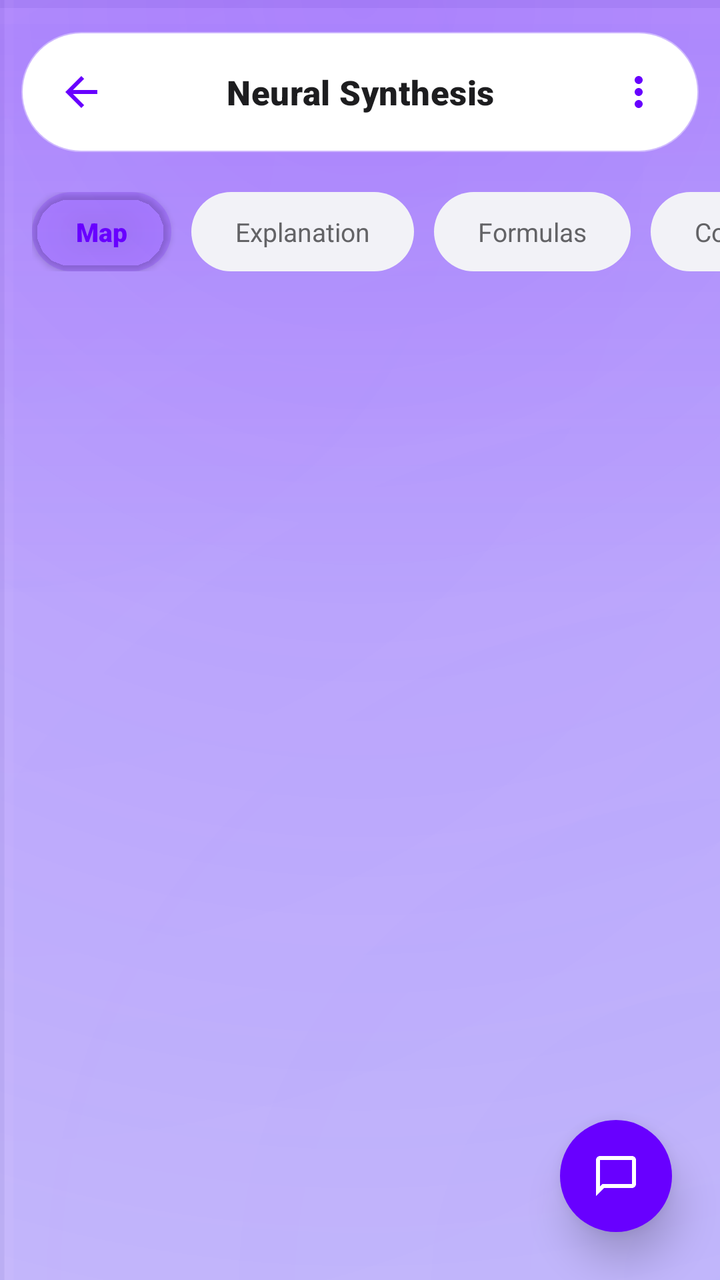
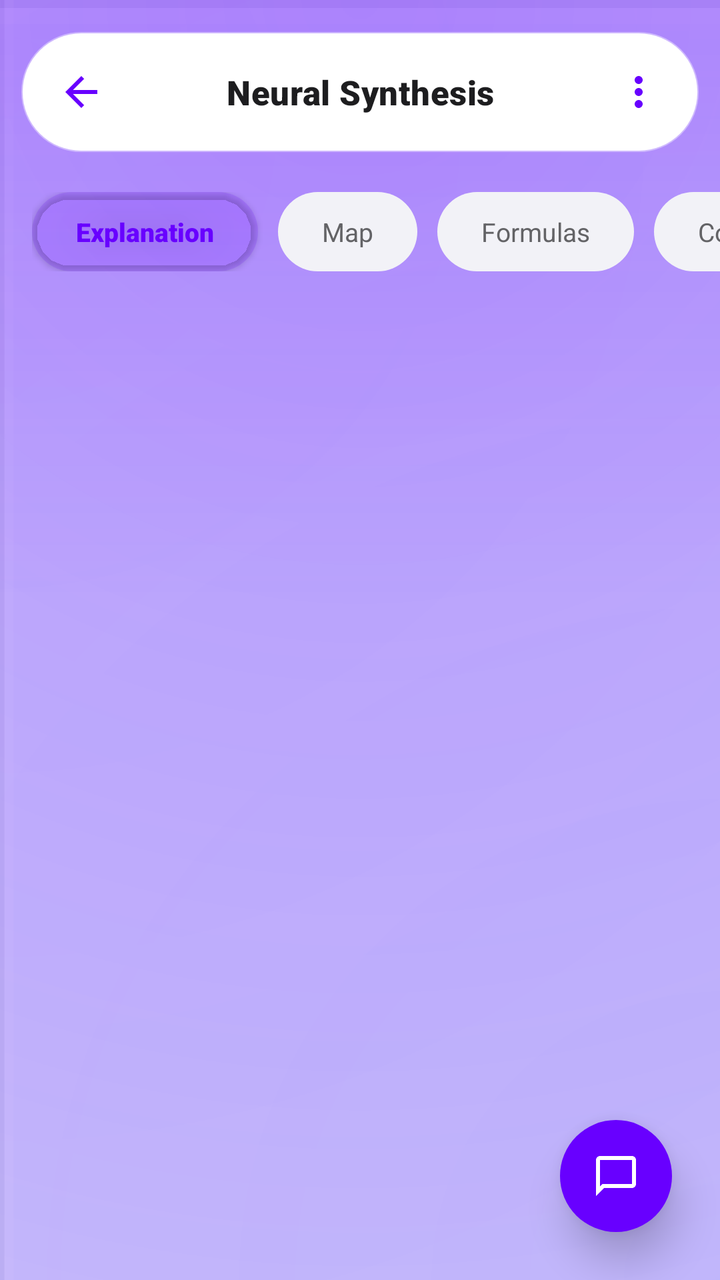

Screens rendered from an Android XML layout before and after an edit, with the pre-edit source and the edit as a unified diff.
<!-- AndroidManifest.xml: application theme Theme.Zzzz -->
<!-- res/layout/activity_content.xml -->
<?xml version="1.0" encoding="utf-8"?>
<androidx.constraintlayout.widget.ConstraintLayout xmlns:android="http://schemas.android.com/apk/res/android"
    xmlns:app="http://schemas.android.com/apk/res-auto"
    android:id="@+id/contentRoot"
    android:layout_width="match_parent"
    android:layout_height="match_parent"
    android:background="@drawable/main_bg_professional">

    
    <View
        android:id="@+id/topFadeView"
        android:layout_width="match_parent"
        android:layout_height="300dp"
        android:background="@drawable/bg_top_faded_theme"
        app:layout_constraintTop_toTopOf="parent" />

    
    <FrameLayout
        android:id="@+id/topBar"
        android:layout_width="0dp"
        android:layout_height="60dp"
        android:layout_marginTop="16dp"
        android:background="@drawable/bg_dynamic_island_perfect"
        android:elevation="8dp"
        app:layout_constraintEnd_toEndOf="parent"
        app:layout_constraintStart_toStartOf="parent"
        app:layout_constraintTop_toTopOf="parent"
        app:layout_constraintWidth_percent="0.94">

        <androidx.constraintlayout.widget.ConstraintLayout
            android:layout_width="match_parent"
            android:layout_height="match_parent">

            <ImageButton
                android:id="@+id/btnBack"
                android:layout_width="44dp"
                android:layout_height="44dp"
                android:layout_marginStart="8dp"
                android:background="?attr/selectableItemBackgroundBorderless"
                android:padding="10dp"
                android:src="@drawable/ic_back_arrow"
                app:layout_constraintBottom_toBottomOf="parent"
                app:layout_constraintStart_toStartOf="parent"
                app:layout_constraintTop_toTopOf="parent"
                app:tint="@color/brand_purple"
                android:contentDescription="Back" />

            <TextView
                android:id="@+id/tvContentTitle"
                android:layout_width="0dp"
                android:layout_height="wrap_content"
                android:layout_marginHorizontal="8dp"
                android:text="Neural Synthesis"
                android:textColor="@color/text_main"
                android:textSize="17sp"
                android:fontFamily="sans-serif-black"
                android:letterSpacing="0.01"
                android:maxLines="1"
                android:ellipsize="end"
                android:gravity="center"
                app:layout_constraintBottom_toBottomOf="parent"
                app:layout_constraintEnd_toStartOf="@+id/btnOverflow"
                app:layout_constraintStart_toEndOf="@id/btnBack"
                app:layout_constraintTop_toTopOf="parent" />

            <ImageButton
                android:id="@+id/btnOverflow"
                android:layout_width="44dp"
                android:layout_height="44dp"
                android:layout_marginEnd="8dp"
                android:background="?attr/selectableItemBackgroundBorderless"
                android:padding="10dp"
                android:src="@drawable/ic_overflow"
                app:layout_constraintBottom_toBottomOf="parent"
                app:layout_constraintEnd_toEndOf="parent"
                app:layout_constraintTop_toTopOf="parent"
                app:tint="@color/brand_purple"
                android:contentDescription="@string/more_options" />

        </androidx.constraintlayout.widget.ConstraintLayout>
    </FrameLayout>

    
    <HorizontalScrollView
        android:id="@+id/navScrollView"
        android:layout_width="match_parent"
        android:layout_height="wrap_content"
        android:layout_marginTop="20dp"
        android:paddingHorizontal="16dp"
        android:scrollbars="none"
        android:clipToPadding="false"
        app:layout_constraintTop_toBottomOf="@id/topBar">

        <LinearLayout
            android:id="@+id/tabContainer"
            android:layout_width="wrap_content"
            android:layout_height="wrap_content"
            android:orientation="horizontal"
            android:paddingBottom="12dp">

            <TextView
                android:id="@+id/tab0"
                android:layout_width="wrap_content"
                android:layout_height="wrap_content"
                android:background="@drawable/bg_pill_purple"
                android:backgroundTint="@color/brand_purple_alpha15"
                android:paddingHorizontal="22dp"
                android:paddingVertical="11dp"
                android:text="Map"
                android:textColor="@color/brand_purple"
                android:fontFamily="sans-serif-black"
                android:textSize="13sp"
                android:layout_marginEnd="10dp"
                android:clickable="true"
                android:focusable="true"
                android:elevation="2dp"/>

            <TextView
                android:id="@+id/tab1"
                android:layout_width="wrap_content"
                android:layout_height="wrap_content"
                android:background="@drawable/bg_pill_purple"
                android:backgroundTint="@color/surface_input"
                android:paddingHorizontal="22dp"
                android:paddingVertical="11dp"
                android:text="Explanation"
                android:textColor="@color/text_sub"
                android:fontFamily="sans-serif-bold"
                android:textSize="13sp"
                android:layout_marginEnd="10dp"
                android:clickable="true"
                android:focusable="true"/>

            <TextView
                android:id="@+id/tab2"
                android:layout_width="wrap_content"
                android:layout_height="wrap_content"
                android:background="@drawable/bg_pill_purple"
                android:backgroundTint="@color/surface_input"
                android:paddingHorizontal="22dp"
                android:paddingVertical="11dp"
                android:text="Formulas"
                android:textColor="@color/text_sub"
                android:fontFamily="sans-serif-bold"
                android:textSize="13sp"
                android:layout_marginEnd="10dp"
                android:clickable="true"
                android:focusable="true"/>

            <TextView
                android:id="@+id/tab3"
                android:layout_width="wrap_content"
                android:layout_height="wrap_content"
                android:background="@drawable/bg_pill_purple"
                android:backgroundTint="@color/surface_input"
                android:paddingHorizontal="22dp"
                android:paddingVertical="11dp"
                android:text="Code"
                android:textColor="@color/text_sub"
                android:fontFamily="sans-serif-bold"
                android:textSize="13sp"
                android:layout_marginEnd="10dp"
                android:clickable="true"
                android:focusable="true"/>

            <TextView
                android:id="@+id/tab4"
                android:layout_width="wrap_content"
                android:layout_height="wrap_content"
                android:background="@drawable/bg_pill_purple"
                android:backgroundTint="@color/surface_input"
                android:paddingHorizontal="22dp"
                android:paddingVertical="11dp"
                android:text="Charts"
                android:textColor="@color/text_sub"
                android:fontFamily="sans-serif-bold"
                android:textSize="13sp"
                android:clickable="true"
                android:focusable="true"/>

        </LinearLayout>
    </HorizontalScrollView>

    
    <androidx.fragment.app.FragmentContainerView
        android:id="@+id/fragmentContainer"
        android:layout_width="match_parent"
        android:layout_height="0dp"
        android:layout_marginTop="8dp"
        android:layout_marginBottom="16dp"
        app:layout_constraintBottom_toBottomOf="parent"
        app:layout_constraintTop_toBottomOf="@id/navScrollView" />

    
    <com.google.android.material.floatingactionbutton.FloatingActionButton
        android:id="@+id/fabChat"
        android:layout_width="wrap_content"
        android:layout_height="wrap_content"
        android:layout_margin="24dp"
        android:contentDescription="Chat"
        app:srcCompat="@drawable/ic_chat_bubble"
        app:tint="@color/text_on_brand"
        app:backgroundTint="@color/brand_purple"
        app:layout_constraintBottom_toBottomOf="parent"
        app:layout_constraintEnd_toEndOf="parent"
        app:shapeAppearanceOverlay="@style/ChatFabShape"
        app:elevation="12dp" />

</androidx.constraintlayout.widget.ConstraintLayout>
<!-- resources referenced by this layout -->
<resources>
  <color name="brand_purple">#6800FF</color>
  <color name="brand_purple_alpha15">#266800FF</color>
  <color name="surface_input">#F2F2F7</color>
  <color name="text_main">#1D1D1F</color>
  <color name="text_on_brand">#FFFFFF</color>
  <color name="text_sub">#636366</color>
  <!-- drawable bg_dynamic_island_perfect (drawable) -->
  <?xml version="1.0" encoding="utf-8"?>
  <shape xmlns:android="http://schemas.android.com/apk/res/android">
      <solid android:color="@color/island_bg" />
      <corners android:radius="30dp" />
      <stroke
          android:width="1.2dp"
          android:color="@color/glass_stroke" />
  </shape>
  <!-- drawable bg_pill_purple (drawable) -->
  <?xml version="1.0" encoding="utf-8"?>
  <shape xmlns:android="http://schemas.android.com/apk/res/android">
      <solid android:color="#6800FF" />
      <corners android:radius="24dp" />
  </shape>
  <!-- drawable bg_top_faded_theme (drawable) -->
  <?xml version="1.0" encoding="utf-8"?>
  <shape xmlns:android="http://schemas.android.com/apk/res/android">
      <gradient
          android:angle="270"
          android:startColor="@color/brand_purple_alpha15"
          android:endColor="@android:color/transparent"
          android:type="linear" />
  </shape>
  <!-- drawable ic_back_arrow (drawable) -->
  <vector xmlns:android="http://schemas.android.com/apk/res/android"
      android:width="24dp"
      android:height="24dp"
      android:viewportWidth="24"
      android:viewportHeight="24"
      android:tint="#6800FF">
      <path
          android:fillColor="@android:color/white"
          android:pathData="M20,11H7.83l5.59,-5.59L12,4l-8,8 8,8 1.41,-1.41L7.83,13H20v-2z"/>
  </vector>
  <!-- drawable ic_chat_bubble (drawable) -->
  <vector xmlns:android="http://schemas.android.com/apk/res/android"
      android:width="24dp"
      android:height="24dp"
      android:viewportWidth="24"
      android:viewportHeight="24"
      android:tint="#FFFFFF">
      <path
          android:fillColor="@android:color/white"
          android:pathData="M20,2H4C2.9,2 2,2.9 2,4v18l4,-4h14c1.1,0 2,-0.9 2,-2V4C22,2.9 21.1,2 20,2zM20,16H5.2L4,17.2V4h16V16z"/>
  </vector>
  <!-- drawable ic_overflow (drawable) -->
  <vector xmlns:android="http://schemas.android.com/apk/res/android"
      android:width="24dp"
      android:height="24dp"
      android:viewportWidth="24"
      android:viewportHeight="24"
      android:tint="#6800FF">
      <path
          android:fillColor="@android:color/white"
          android:pathData="M12,8c1.1,0 2,-0.9 2,-2s-0.9,-2 -2,-2 -2,0.9 -2,2 0.9,2 2,2zM12,10c-1.1,0 -2,0.9 -2,2s0.9,2 2,2 2,-0.9 2,-2 -0.9,-2 -2,-2zM12,16c-1.1,0 -2,0.9 -2,2s0.9,2 2,2 2,-0.9 2,-2 -0.9,-2 -2,-2z"/>
  </vector>
  <string name="more_options">More options</string>
  <style name="ChatFabShape" parent="ShapeAppearance.Material3.Corner.ExtraLarge">
          <item name="cornerFamily">rounded</item>
          <item name="cornerSize">28dp</item>
      </style>
  <style name="Theme.Zzzz" parent="Base.Theme.Zzzz" />
  <color name="island_bg">#FFFFFF</color>
  <color name="glass_stroke">#66FFFFFF</color>
  <color name="app_background">#FDFCFB</color>
  <color name="brand_purple_alpha30">#4D6800FF</color>
  <color name="brand_purple_light">#8C33FF</color>
  <color name="surface_card">#FFFFFF</color>
  <color name="colorOutline">#79747E</color>
  <color name="divider">#E5E5EA</color>
  <color name="text_selection_highlight">#4D6800FF</color>
  <!-- unchanged entries left out for length: 3 -->
</resources>

<!-- the commit's change to res/layout/activity_content.xml (unified diff, before → after) -->
@@ -106,7 +106,7 @@
                 android:backgroundTint="@color/brand_purple_alpha15"
                 android:paddingHorizontal="22dp"
                 android:paddingVertical="11dp"
-                android:text="Map"
+                android:text="Explanation"
                 android:textColor="@color/brand_purple"
                 android:fontFamily="sans-serif-black"
                 android:textSize="13sp"
@@ -123,7 +123,7 @@
                 android:backgroundTint="@color/surface_input"
                 android:paddingHorizontal="22dp"
                 android:paddingVertical="11dp"
-                android:text="Explanation"
+                android:text="Map"
                 android:textColor="@color/text_sub"
                 android:fontFamily="sans-serif-bold"
                 android:textSize="13sp"
